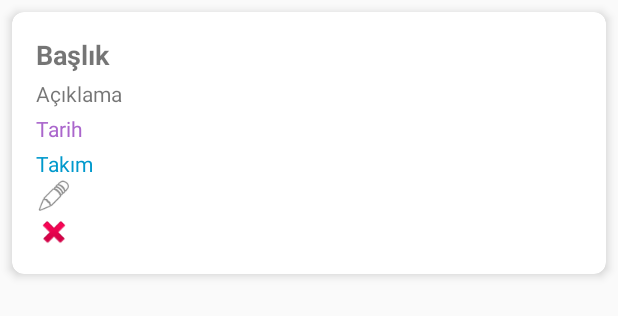
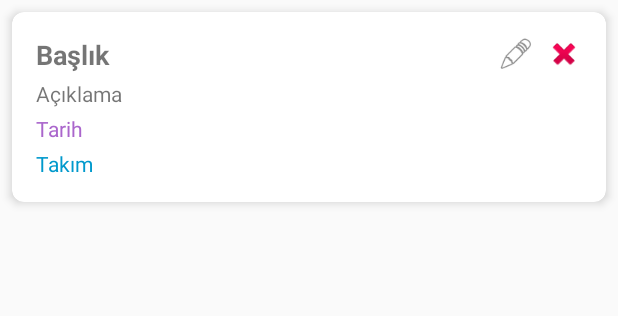
Before and after one commit to rumeysa111/calendar_app, an Android app: the layout event_item.xml on its own in the app's theme, with its tools: preview values and no code run, on a phone screen of 412 x 824 dp. Shown: the top 316 px of the screen. Run offline under Robolectric (Android 15) with nearby library versions, the phone set to English and light mode, and no system bars.

Commit message:
ikon konum değişikliği

```diff
--- a/app/src/main/res/layout/event_item.xml
+++ b/app/src/main/res/layout/event_item.xml
@@ -15,13 +15,38 @@
         android:orientation="vertical"
         android:padding="16dp">
 
-        <TextView
-            android:id="@+id/tvEventTitle"
+        <!-- Başlık ve İkonlar Aynı Satırda -->
+        <LinearLayout
             android:layout_width="match_parent"
             android:layout_height="wrap_content"
-            android:text="Başlık"
-            android:textSize="18sp"
-            android:textStyle="bold" />
+            android:orientation="horizontal"
+            android:gravity="center_vertical">
+
+            <TextView
+                android:id="@+id/tvEventTitle"
+                android:layout_width="0dp"
+                android:layout_height="wrap_content"
+                android:layout_weight="1"
+                android:text="Başlık"
+                android:textSize="18sp"
+                android:textStyle="bold" />
+
+            <ImageView
+                android:id="@+id/ivEditEvent"
+                android:layout_width="24dp"
+                android:layout_height="24dp"
+                android:src="@android:drawable/ic_menu_edit"
+                android:layout_marginEnd="8dp"
+                android:contentDescription="Edit Event" />
+
+            <ImageView
+                android:id="@+id/ivDeleteEvent"
+                android:layout_width="24dp"
+                android:layout_height="24dp"
+                android:src="@android:drawable/ic_delete"
+                android:contentDescription="Delete Event" />
+
+        </LinearLayout>
 
         <TextView
             android:id="@+id/tvEventDescription"
@@ -49,20 +74,5 @@
             android:layout_marginTop="4dp"
             android:textColor="@android:color/holo_blue_dark" />
 
-        <ImageView
-            android:id="@+id/ivEditEvent"
-            android:layout_width="24dp"
-            android:layout_height="24dp"
-            android:src="@android:drawable/ic_menu_edit"
-            android:layout_marginEnd="16dp"
-            android:contentDescription="Edit Event" />
-
-        <ImageView
-            android:id="@+id/ivDeleteEvent"
-            android:layout_width="24dp"
-            android:layout_height="24dp"
-            android:src="@android:drawable/ic_delete"
-            android:contentDescription="Delete Event" />
-
     </LinearLayout>
 </androidx.cardview.widget.CardView>
```
